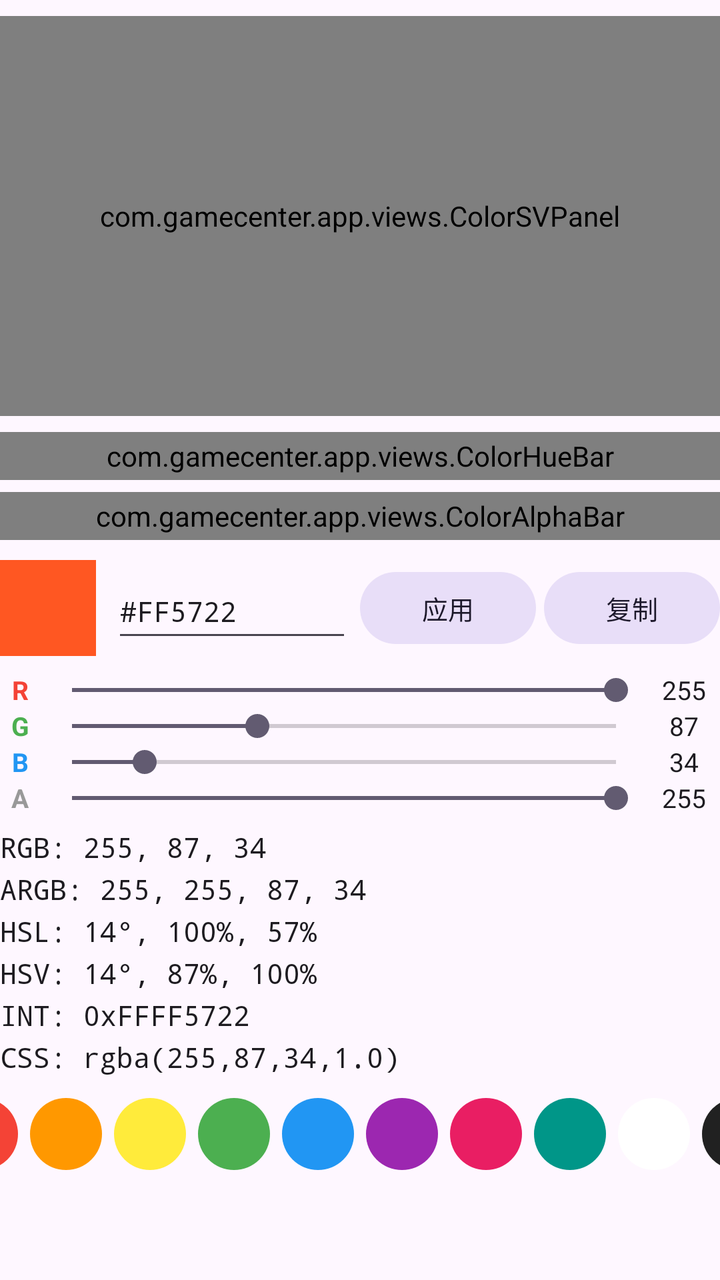
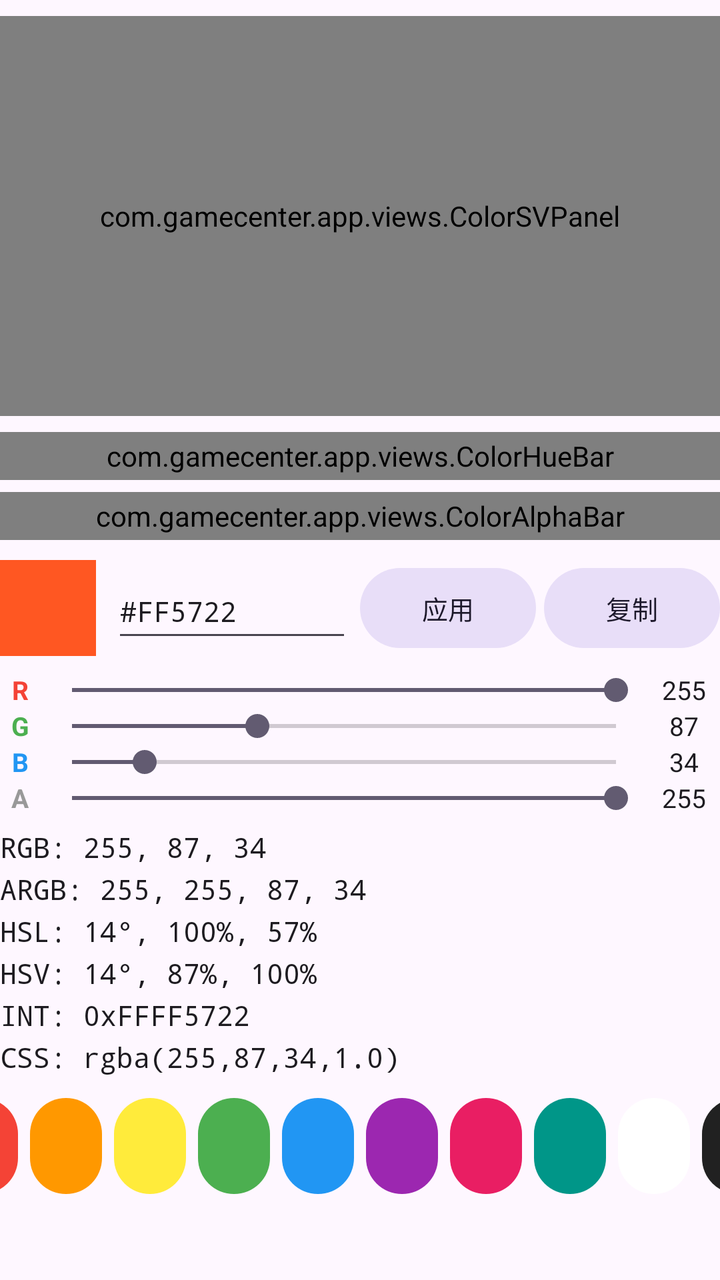

The first picture is an Android layout as it rendered before a commit; the second is the same layout after the commit. The layout source and the unified diff follow.
<!-- AndroidManifest.xml: application theme Theme.GameCenterApp -->
<!-- res/layout/item_tool_color.xml -->
<?xml version="1.0" encoding="utf-8"?>
<LinearLayout xmlns:android="http://schemas.android.com/apk/res/android"
    xmlns:app="http://schemas.android.com/apk/res-auto"
    android:layout_width="match_parent"
    android:layout_height="wrap_content"
    android:orientation="vertical">

    <com.gamecenter.app.views.ColorSVPanel
        android:id="@+id/sv_panel"
        android:layout_width="match_parent"
        android:layout_height="200dp"
        android:layout_marginTop="8dp" />

    <com.gamecenter.app.views.ColorHueBar
        android:id="@+id/hue_bar"
        android:layout_width="match_parent"
        android:layout_height="24dp"
        android:layout_marginTop="8dp" />

    <com.gamecenter.app.views.ColorAlphaBar
        android:id="@+id/alpha_bar"
        android:layout_width="match_parent"
        android:layout_height="24dp"
        android:layout_marginTop="6dp" />

    <LinearLayout
        android:layout_width="match_parent"
        android:layout_height="wrap_content"
        android:layout_marginTop="10dp"
        android:orientation="horizontal"
        android:gravity="center_vertical">

        <View
            android:id="@+id/v_color_preview"
            android:layout_width="48dp"
            android:layout_height="48dp"
            android:background="#FF5722" />

        <EditText
            android:id="@+id/et_color_hex"
            android:layout_width="0dp"
            android:layout_height="44dp"
            android:layout_weight="1"
            android:layout_marginStart="8dp"
            android:hint="#AARRGGBB 或 #RRGGBB"
            android:inputType="textNoSuggestions"
            android:text="#FF5722"
            android:textColor="?android:attr/textColorPrimary"
            android:textSize="14sp"
            android:fontFamily="monospace" />

        <com.google.android.material.button.MaterialButton
            android:id="@+id/btn_apply_hex"
            style="@style/Widget.Material3.Button.TonalButton"
            android:layout_width="wrap_content"
            android:layout_height="44dp"
            android:layout_marginStart="4dp"
            android:text="应用"
            android:textSize="13sp" />

        <com.google.android.material.button.MaterialButton
            android:id="@+id/btn_copy_color"
            style="@style/Widget.Material3.Button.TonalButton"
            android:layout_width="wrap_content"
            android:layout_height="44dp"
            android:layout_marginStart="4dp"
            android:text="复制"
            android:textSize="13sp" />
    </LinearLayout>

    <LinearLayout
        android:layout_width="match_parent"
        android:layout_height="wrap_content"
        android:layout_marginTop="8dp"
        android:orientation="horizontal"
        android:gravity="center_vertical">

        <TextView
            android:layout_width="20dp"
            android:layout_height="wrap_content"
            android:text="R"
            android:textColor="#F44336"
            android:textSize="13sp"
            android:textStyle="bold"
            android:gravity="center" />

        <SeekBar
            android:id="@+id/seek_r"
            android:layout_width="0dp"
            android:layout_height="wrap_content"
            android:layout_weight="1"
            android:max="255"
            android:progress="255" />

        <TextView
            android:id="@+id/tv_r_val"
            android:layout_width="36dp"
            android:layout_height="wrap_content"
            android:text="255"
            android:textColor="?android:attr/textColorPrimary"
            android:textSize="13sp"
            android:gravity="center" />
    </LinearLayout>

    <LinearLayout
        android:layout_width="match_parent"
        android:layout_height="wrap_content"
        android:gravity="center_vertical"
        android:orientation="horizontal">

        <TextView
            android:layout_width="20dp"
            android:layout_height="wrap_content"
            android:text="G"
            android:textColor="#4CAF50"
            android:textSize="13sp"
            android:textStyle="bold"
            android:gravity="center" />

        <SeekBar
            android:id="@+id/seek_g"
            android:layout_width="0dp"
            android:layout_height="wrap_content"
            android:layout_weight="1"
            android:max="255"
            android:progress="87" />

        <TextView
            android:id="@+id/tv_g_val"
            android:layout_width="36dp"
            android:layout_height="wrap_content"
            android:text="87"
            android:textColor="?android:attr/textColorPrimary"
            android:textSize="13sp"
            android:gravity="center" />
    </LinearLayout>

    <LinearLayout
        android:layout_width="match_parent"
        android:layout_height="wrap_content"
        android:gravity="center_vertical"
        android:orientation="horizontal">

        <TextView
            android:layout_width="20dp"
            android:layout_height="wrap_content"
            android:text="B"
            android:textColor="#2196F3"
            android:textSize="13sp"
            android:textStyle="bold"
            android:gravity="center" />

        <SeekBar
            android:id="@+id/seek_b"
            android:layout_width="0dp"
            android:layout_height="wrap_content"
            android:layout_weight="1"
            android:max="255"
            android:progress="34" />

        <TextView
            android:id="@+id/tv_b_val"
            android:layout_width="36dp"
            android:layout_height="wrap_content"
            android:text="34"
            android:textColor="?android:attr/textColorPrimary"
            android:textSize="13sp"
            android:gravity="center" />
    </LinearLayout>

    <LinearLayout
        android:layout_width="match_parent"
        android:layout_height="wrap_content"
        android:gravity="center_vertical"
        android:orientation="horizontal">

        <TextView
            android:layout_width="20dp"
            android:layout_height="wrap_content"
            android:text="A"
            android:textColor="#999999"
            android:textSize="13sp"
            android:textStyle="bold"
            android:gravity="center" />

        <SeekBar
            android:id="@+id/seek_a"
            android:layout_width="0dp"
            android:layout_height="wrap_content"
            android:layout_weight="1"
            android:max="255"
            android:progress="255" />

        <TextView
            android:id="@+id/tv_a_val"
            android:layout_width="36dp"
            android:layout_height="wrap_content"
            android:text="255"
            android:textColor="?android:attr/textColorPrimary"
            android:textSize="13sp"
            android:gravity="center" />
    </LinearLayout>

    <TextView
        android:id="@+id/tv_color_rgb"
        android:layout_width="wrap_content"
        android:layout_height="wrap_content"
        android:layout_marginTop="6dp"
        android:text="RGB: 255, 87, 34"
        android:textColor="?android:attr/textColorPrimary"
        android:textSize="14sp"
        android:fontFamily="monospace" />

    <TextView
        android:id="@+id/tv_color_argb"
        android:layout_width="wrap_content"
        android:layout_height="wrap_content"
        android:layout_marginTop="2dp"
        android:text="ARGB: 255, 255, 87, 34"
        android:textColor="?android:attr/textColorPrimary"
        android:textSize="14sp"
        android:fontFamily="monospace" />

    <TextView
        android:id="@+id/tv_color_hsl"
        android:layout_width="wrap_content"
        android:layout_height="wrap_content"
        android:layout_marginTop="2dp"
        android:text="HSL: 14°, 100%, 57%"
        android:textColor="?android:attr/textColorPrimary"
        android:textSize="14sp"
        android:fontFamily="monospace" />

    <TextView
        android:id="@+id/tv_color_hsv"
        android:layout_width="wrap_content"
        android:layout_height="wrap_content"
        android:layout_marginTop="2dp"
        android:text="HSV: 14°, 87%, 100%"
        android:textColor="?android:attr/textColorPrimary"
        android:textSize="14sp"
        android:fontFamily="monospace" />

    <TextView
        android:id="@+id/tv_color_int"
        android:layout_width="wrap_content"
        android:layout_height="wrap_content"
        android:layout_marginTop="2dp"
        android:text="INT: 0xFFFF5722"
        android:textColor="?android:attr/textColorPrimary"
        android:textSize="14sp"
        android:fontFamily="monospace" />

    <TextView
        android:id="@+id/tv_color_css"
        android:layout_width="wrap_content"
        android:layout_height="wrap_content"
        android:layout_marginTop="2dp"
        android:layout_marginBottom="4dp"
        android:text="CSS: rgba(255,87,34,1.0)"
        android:textColor="?android:attr/textColorPrimary"
        android:textSize="14sp"
        android:fontFamily="monospace" />

    <LinearLayout
        android:layout_width="match_parent"
        android:layout_height="wrap_content"
        android:orientation="horizontal"
        android:gravity="center"
        android:layout_marginTop="4dp"
        android:layout_marginBottom="4dp">

        <com.google.android.material.button.MaterialButton
            android:id="@+id/btn_color_red"
            android:layout_width="36dp"
            android:layout_height="36dp"
            android:layout_margin="3dp"
            android:insetTop="0dp"
            android:insetBottom="0dp"
            app:backgroundTint="#F44336" />

        <com.google.android.material.button.MaterialButton
            android:id="@+id/btn_color_orange"
            android:layout_width="36dp"
            android:layout_height="36dp"
            android:layout_margin="3dp"
            android:insetTop="0dp"
            android:insetBottom="0dp"
            app:backgroundTint="#FF9800" />

        <com.google.android.material.button.MaterialButton
            android:id="@+id/btn_color_yellow"
            android:layout_width="36dp"
            android:layout_height="36dp"
            android:layout_margin="3dp"
            android:insetTop="0dp"
            android:insetBottom="0dp"
            app:backgroundTint="#FFEB3B" />

        <com.google.android.material.button.MaterialButton
            android:id="@+id/btn_color_green"
            android:layout_width="36dp"
            android:layout_height="36dp"
            android:layout_margin="3dp"
            android:insetBottom="0dp"
            android:insetTop="0dp"
            app:backgroundTint="#4CAF50" />

        <com.google.android.material.button.MaterialButton
            android:id="@+id/btn_color_blue"
            android:layout_width="36dp"
            android:layout_height="36dp"
            android:layout_margin="3dp"
            android:insetTop="0dp"
            android:insetBottom="0dp"
            app:backgroundTint="#2196F3" />

        <com.google.android.material.button.MaterialButton
            android:id="@+id/btn_color_purple"
            android:layout_width="36dp"
            android:layout_height="36dp"
            android:layout_margin="3dp"
            android:insetTop="0dp"
            android:insetBottom="0dp"
            app:backgroundTint="#9C27B0" />

        <com.google.android.material.button.MaterialButton
            android:id="@+id/btn_color_pink"
            android:layout_width="36dp"
            android:layout_height="36dp"
            android:layout_margin="3dp"
            android:insetTop="0dp"
            android:insetBottom="0dp"
            app:backgroundTint="#E91E63" />

        <com.google.android.material.button.MaterialButton
            android:id="@+id/btn_color_teal"
            android:layout_width="36dp"
            android:layout_height="36dp"
            android:layout_margin="3dp"
            android:insetTop="0dp"
            android:insetBottom="0dp"
            app:backgroundTint="#009688" />

        <com.google.android.material.button.MaterialButton
            android:id="@+id/btn_color_white"
            android:layout_width="36dp"
            android:layout_height="36dp"
            android:layout_margin="3dp"
            android:insetTop="0dp"
            android:insetBottom="0dp"
            app:backgroundTint="#FFFFFF" />

        <com.google.android.material.button.MaterialButton
            android:id="@+id/btn_color_black"
            android:layout_width="36dp"
            android:layout_height="36dp"
            android:layout_margin="3dp"
            android:insetTop="0dp"
            android:insetBottom="0dp"
            app:backgroundTint="#212121" />
    </LinearLayout>
</LinearLayout>
<!-- resources referenced by this layout -->
<resources>
  <style name="Theme.GameCenterApp" parent="Theme.Material3.DayNight.NoActionBar">
          <item name="colorPrimary">@color/md_theme_light_primary</item>
          <item name="colorOnPrimary">@color/md_theme_light_on_primary</item>
          <item name="colorPrimaryContainer">@color/md_theme_light_primary_container</item>
          <item name="colorOnPrimaryContainer">@color/md_theme_light_on_primary_container</item>
          <item name="colorSecondary">@color/md_theme_light_secondary</item>
          <item name="colorOnSecondary">@color/md_theme_light_on_secondary</item>
          <item name="colorSecondaryContainer">@color/md_theme_light_secondary_container</item>
          <item name="colorOnSecondaryContainer">@color/md_theme_light_on_secondary_container</item>
          <item name="colorSurface">@color/md_theme_light_surface</item>
          <item name="colorOnSurface">@color/md_theme_light_on_surface</item>
          <item name="colorOnSurfaceVariant">@color/md_theme_light_on_surface_variant</item>
          <item name="android:colorBackground">@color/md_theme_light_background</item>
          <item name="android:statusBarColor">@color/md_theme_light_surface</item>
          <item name="android:navigationBarColor">@color/md_theme_light_surface</item>
          <item name="android:windowLightStatusBar">true</item>
      </style>
  <color name="md_theme_light_primary">#6750A4</color>
  <color name="md_theme_light_on_primary">#FFFFFF</color>
  <color name="md_theme_light_primary_container">#EADDFF</color>
  <color name="md_theme_light_on_primary_container">#21005D</color>
  <color name="md_theme_light_secondary">#625B71</color>
  <color name="md_theme_light_on_secondary">#FFFFFF</color>
  <color name="md_theme_light_secondary_container">#E8DEF8</color>
  <color name="md_theme_light_on_secondary_container">#1D192B</color>
  <color name="md_theme_light_surface">#FEF7FF</color>
  <color name="md_theme_light_on_surface">#1D1B20</color>
  <color name="md_theme_light_on_surface_variant">#49454F</color>
  <color name="md_theme_light_background">#FEF7FF</color>
</resources>

<!-- the commit's change to res/layout/item_tool_color.xml (unified diff, before → after) -->
@@ -51,18 +51,18 @@
 
         <com.google.android.material.button.MaterialButton
             android:id="@+id/btn_apply_hex"
-            style="@style/Widget.Material3.Button.TonalButton"
+            style="@style/Widget.GameCenter.Button.Tonal"
             android:layout_width="wrap_content"
-            android:layout_height="44dp"
+            android:layout_height="48dp"
             android:layout_marginStart="4dp"
             android:text="应用"
             android:textSize="13sp" />
 
         <com.google.android.material.button.MaterialButton
             android:id="@+id/btn_copy_color"
-            style="@style/Widget.Material3.Button.TonalButton"
+            style="@style/Widget.GameCenter.Button.Tonal"
             android:layout_width="wrap_content"
-            android:layout_height="44dp"
+            android:layout_height="48dp"
             android:layout_marginStart="4dp"
             android:text="复制"
             android:textSize="13sp" />
@@ -273,7 +273,7 @@
         <com.google.android.material.button.MaterialButton
             android:id="@+id/btn_color_red"
             android:layout_width="36dp"
-            android:layout_height="36dp"
+            android:layout_height="48dp"
             android:layout_margin="3dp"
             android:insetTop="0dp"
             android:insetBottom="0dp"
@@ -282,7 +282,7 @@
         <com.google.android.material.button.MaterialButton
             android:id="@+id/btn_color_orange"
             android:layout_width="36dp"
-            android:layout_height="36dp"
+            android:layout_height="48dp"
             android:layout_margin="3dp"
             android:insetTop="0dp"
             android:insetBottom="0dp"
@@ -291,7 +291,7 @@
         <com.google.android.material.button.MaterialButton
             android:id="@+id/btn_color_yellow"
             android:layout_width="36dp"
-            android:layout_height="36dp"
+            android:layout_height="48dp"
             android:layout_margin="3dp"
             android:insetTop="0dp"
             android:insetBottom="0dp"
@@ -300,7 +300,7 @@
         <com.google.android.material.button.MaterialButton
             android:id="@+id/btn_color_green"
             android:layout_width="36dp"
-            android:layout_height="36dp"
+            android:layout_height="48dp"
             android:layout_margin="3dp"
             android:insetBottom="0dp"
             android:insetTop="0dp"
@@ -309,7 +309,7 @@
         <com.google.android.material.button.MaterialButton
             android:id="@+id/btn_color_blue"
             android:layout_width="36dp"
-            android:layout_height="36dp"
+            android:layout_height="48dp"
             android:layout_margin="3dp"
             android:insetTop="0dp"
             android:insetBottom="0dp"
@@ -318,7 +318,7 @@
         <com.google.android.material.button.MaterialButton
             android:id="@+id/btn_color_purple"
             android:layout_width="36dp"
-            android:layout_height="36dp"
+            android:layout_height="48dp"
             android:layout_margin="3dp"
             android:insetTop="0dp"
             android:insetBottom="0dp"
@@ -327,7 +327,7 @@
         <com.google.android.material.button.MaterialButton
             android:id="@+id/btn_color_pink"
             android:layout_width="36dp"
-            android:layout_height="36dp"
+            android:layout_height="48dp"
             android:layout_margin="3dp"
             android:insetTop="0dp"
             android:insetBottom="0dp"
@@ -336,7 +336,7 @@
         <com.google.android.material.button.MaterialButton
             android:id="@+id/btn_color_teal"
             android:layout_width="36dp"
-            android:layout_height="36dp"
+            android:layout_height="48dp"
             android:layout_margin="3dp"
             android:insetTop="0dp"
             android:insetBottom="0dp"
@@ -345,7 +345,7 @@
         <com.google.android.material.button.MaterialButton
             android:id="@+id/btn_color_white"
             android:layout_width="36dp"
-            android:layout_height="36dp"
+            android:layout_height="48dp"
             android:layout_margin="3dp"
             android:insetTop="0dp"
             android:insetBottom="0dp"
@@ -354,7 +354,7 @@
         <com.google.android.material.button.MaterialButton
             android:id="@+id/btn_color_black"
             android:layout_width="36dp"
-            android:layout_height="36dp"
+            android:layout_height="48dp"
             android:layout_margin="3dp"
             android:insetTop="0dp"
             android:insetBottom="0dp"
<!-- resource entries referenced after the edit -->
@@ -1,5 +1,17 @@
 <!-- resources referenced by this layout -->
 <resources>
+  <style name="Widget.GameCenter.Button.Tonal" parent="Widget.Material3.Button.TonalButton">
+          <item name="android:minHeight">48dp</item>
+          <item name="minHeight">48dp</item>
+          <item name="android:paddingTop">6dp</item>
+          <item name="android:paddingBottom">6dp</item>
+          <item name="android:paddingStart">12dp</item>
+          <item name="android:paddingEnd">12dp</item>
+          <item name="android:includeFontPadding">true</item>
+          <item name="android:maxLines">2</item>
+          <item name="android:ellipsize">end</item>
+          <item name="android:textAllCaps">false</item>
+      </style>
   <style name="Theme.GameCenterApp" parent="Theme.Material3.DayNight.NoActionBar">
           <item name="colorPrimary">@color/md_theme_light_primary</item>
           <item name="colorOnPrimary">@color/md_theme_light_on_primary</item>
@@ -16,6 +28,8 @@
           <item name="android:statusBarColor">@color/md_theme_light_surface</item>
           <item name="android:navigationBarColor">@color/md_theme_light_surface</item>
           <item name="android:windowLightStatusBar">true</item>
+          <item name="materialButtonStyle">@style/Widget.GameCenter.Button</item>
+          <item name="android:buttonStyle">@style/Widget.GameCenter.PlatformButton</item>
       </style>
   <color name="md_theme_light_primary">#6750A4</color>
   <color name="md_theme_light_on_primary">#FFFFFF</color>
@@ -29,5 +43,26 @@
   <color name="md_theme_light_on_surface">#1D1B20</color>
   <color name="md_theme_light_on_surface_variant">#49454F</color>
   <color name="md_theme_light_background">#FEF7FF</color>
+  <style name="Widget.GameCenter.Button" parent="Widget.Material3.Button">
+          <item name="android:minHeight">48dp</item>
+          <item name="minHeight">48dp</item>
+          <item name="android:paddingTop">6dp</item>
+          <item name="android:paddingBottom">6dp</item>
+          <item name="android:paddingStart">12dp</item>
+          <item name="android:paddingEnd">12dp</item>
+          <item name="android:includeFontPadding">true</item>
+          <item name="android:maxLines">2</item>
+          <item name="android:ellipsize">end</item>
+          <item name="android:textAllCaps">false</item>
+      </style>
+  <style name="Widget.GameCenter.PlatformButton" parent="@android:style/Widget.Material.Button">
+          <item name="android:minHeight">44dp</item>
+          <item name="android:paddingTop">4dp</item>
+          <item name="android:paddingBottom">4dp</item>
+          <item name="android:includeFontPadding">true</item>
+          <item name="android:maxLines">2</item>
+          <item name="android:ellipsize">end</item>
+          <item name="android:textAllCaps">false</item>
+      </style>
 </resources>
 
